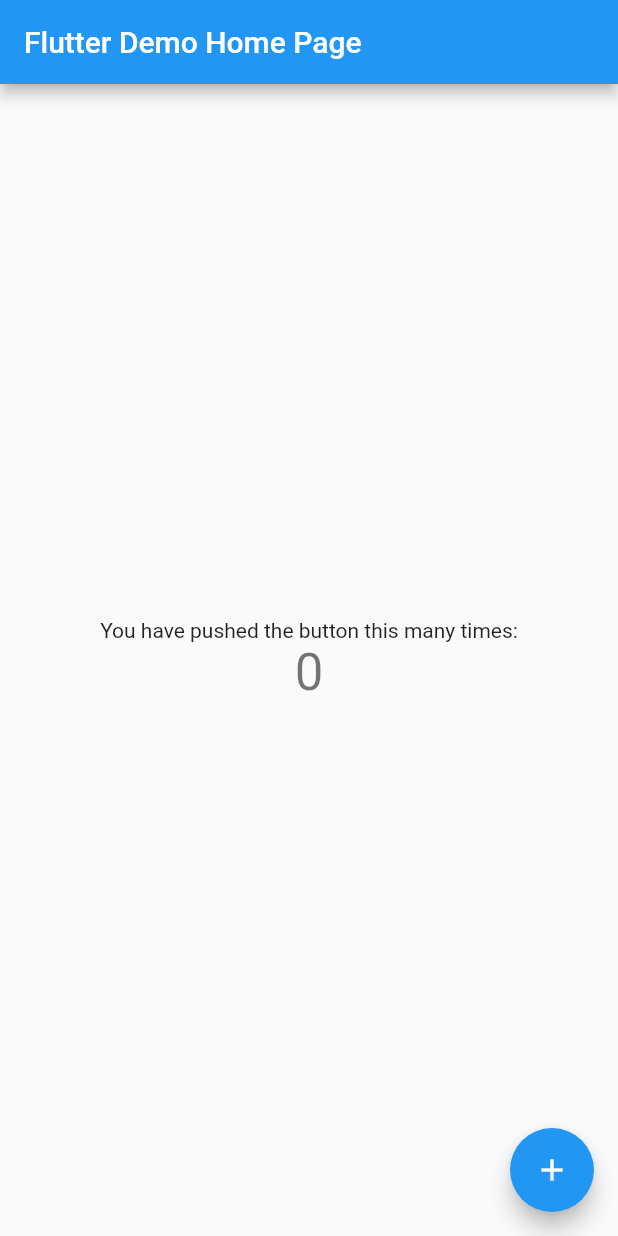
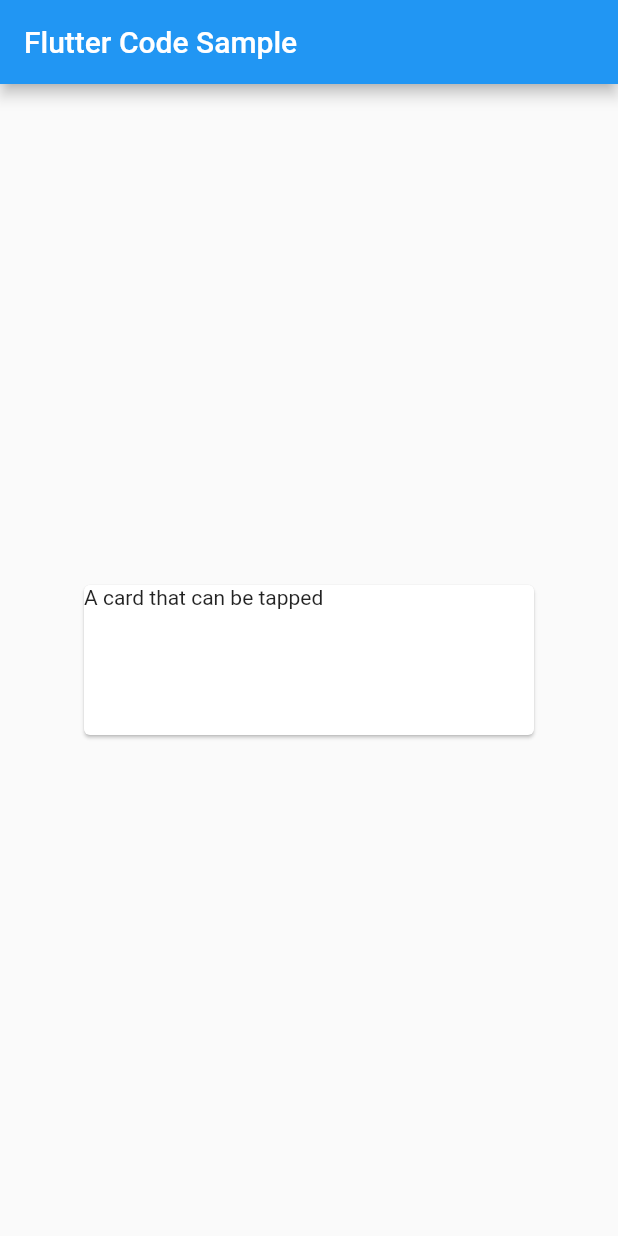
Before and after one commit to TeunSpithoven/TeunSpithoven, a Flutter app: the screen it shows after launch, on a phone screen of 412 x 824 dp. Run offline on Flutter 3.47's test engine with Material 2 defaults, Android fonts, the light colour scheme and no system bars.

Commit message:
tappable card example, added linkedin profile mebed

```diff
--- a/lib/main.dart
+++ b/lib/main.dart
@@ -1,115 +1,43 @@
 import 'package:flutter/material.dart';
 
-void main() {
-  runApp(const MyApp());
-}
+void main() => runApp(const MyApp());
 
 class MyApp extends StatelessWidget {
   const MyApp({Key? key}) : super(key: key);
 
-  // This widget is the root of your application.
+  static const String _title = 'Flutter Code Sample';
+
   @override
   Widget build(BuildContext context) {
     return MaterialApp(
-      title: 'Flutter Demo',
-      theme: ThemeData(
-        // This is the theme of your application.
-        //
-        // Try running your application with "flutter run". You'll see the
-        // application has a blue toolbar. Then, without quitting the app, try
-        // changing the primarySwatch below to Colors.green and then invoke
-        // "hot reload" (press "r" in the console where you ran "flutter run",
-        // or simply save your changes to "hot reload" in a Flutter IDE).
-        // Notice that the counter didn't reset back to zero; the application
-        // is not restarted.
-        primarySwatch: Colors.blue,
+      title: _title,
+      home: Scaffold(
+        appBar: AppBar(title: const Text(_title)),
+        body: const MyStatelessWidget(),
       ),
-      home: const MyHomePage(title: 'Flutter Demo Home Page'),
     );
   }
 }
 
-class MyHomePage extends StatefulWidget {
-  const MyHomePage({Key? key, required this.title}) : super(key: key);
-
-  // This widget is the home page of your application. It is stateful, meaning
-  // that it has a State object (defined below) that contains fields that affect
-  // how it looks.
-
-  // This class is the configuration for the state. It holds the values (in this
-  // case the title) provided by the parent (in this case the App widget) and
-  // used by the build method of the State. Fields in a Widget subclass are
-  // always marked "final".
-
-  final String title;
-
-  @override
-  State<MyHomePage> createState() => _MyHomePageState();
-}
-
-class _MyHomePageState extends State<MyHomePage> {
-  int _counter = 0;
-
-  void _incrementCounter() {
-    setState(() {
-      // This call to setState tells the Flutter framework that something has
-      // changed in this State, which causes it to rerun the build method below
-      // so that the display can reflect the updated values. If we changed
-      // _counter without calling setState(), then the build method would not be
-      // called again, and so nothing would appear to happen.
-      _counter++;
-    });
-  }
+class MyStatelessWidget extends StatelessWidget {
+  const MyStatelessWidget({Key? key}) : super(key: key);
 
   @override
   Widget build(BuildContext context) {
-    // This method is rerun every time setState is called, for instance as done
-    // by the _incrementCounter method above.
-    //
-    // The Flutter framework has been optimized to make rerunning build methods
-    // fast, so that you can just rebuild anything that needs updating rather
-    // than having to individually change instances of widgets.
-    return Scaffold(
-      appBar: AppBar(
-        // Here we take the value from the MyHomePage object that was created by
-        // the App.build method, and use it to set our appbar title.
-        title: Text(widget.title),
-      ),
-      body: Center(
-        // Center is a layout widget. It takes a single child and positions it
-        // in the middle of the parent.
-        child: Column(
-          // Column is also a layout widget. It takes a list of children and
-          // arranges them vertically. By default, it sizes itself to fit its
-          // children horizontally, and tries to be as tall as its parent.
-          //
-          // Invoke "debug painting" (press "p" in the console, choose the
-          // "Toggle Debug Paint" action from the Flutter Inspector in Android
-          // Studio, or the "Toggle Debug Paint" command in Visual Studio Code)
-          // to see the wireframe for each widget.
-          //
-          // Column has various properties to control how it sizes itself and
-          // how it positions its children. Here we use mainAxisAlignment to
-          // center the children vertically; the main axis here is the vertical
-          // axis because Columns are vertical (the cross axis would be
-          // horizontal).
-          mainAxisAlignment: MainAxisAlignment.center,
-          children: <Widget>[
-            const Text(
-              'You have pushed the button this many times:',
-            ),
-            Text(
-              '$_counter',
-              style: Theme.of(context).textTheme.headline4,
-            ),
-          ],
+    return Center(
+      child: Card(
+        child: InkWell(
+          splashColor: Colors.blue.withAlpha(30),
+          onTap: () {
+            debugPrint('Card tapped.');
+          },
+          child: const SizedBox(
+            width: 300,
+            height: 100,
+            child: Text('A card that can be tapped'),
+          ),
         ),
       ),
-      floatingActionButton: FloatingActionButton(
-        onPressed: _incrementCounter,
-        tooltip: 'Increment',
-        child: const Icon(Icons.add),
-      ), // This trailing comma makes auto-formatting nicer for build methods.
     );
   }
 }
--- a/pubspec.yaml
+++ b/pubspec.yaml
@@ -34,6 +34,8 @@
   # The following adds the Cupertino Icons font to your application.
   # Use with the CupertinoIcons class for iOS style icons.
   cupertino_icons: ^1.0.2
+  glass: ^1.0.1+1
+  flutter_html: ^2.2.1
 
 dev_dependencies:
   flutter_test:
```
Also changed, not shown: LinkedinEmbed.txt (added, +7 -0 lines), pubspec.lock, 1 other file.
